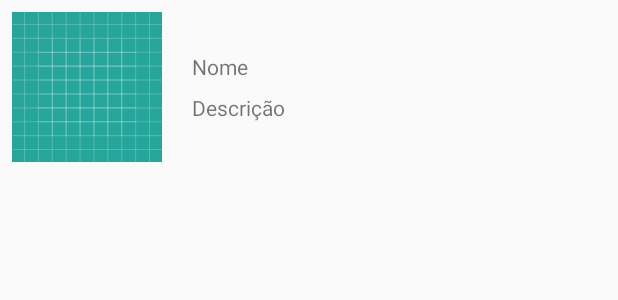
After one commit to railanxisto/cervejas, an Android app: the layout beer_item.xml on its own in the app's theme, with its tools: preview values and no code run, on a phone screen of 412 x 824 dp. The commit adds this screen. Shown: the top 300 px of the screen. Run offline under Robolectric (Android 15) with nearby library versions, the phone set to English and light mode, and no system bars.

Commit message:
Layout de cada item(Beer) da RecyclerView

```diff
--- /dev/null
+++ b/app/src/main/res/layout/beer_item.xml
@@ -0,0 +1,60 @@
+<LinearLayout xmlns:android="http://schemas.android.com/apk/res/android"
+    xmlns:app="http://schemas.android.com/apk/res-auto"
+    android:layout_width="match_parent"
+    android:layout_height="wrap_content"
+    android:clickable="false">
+
+    <android.support.constraint.ConstraintLayout
+        android:id="@+id/itemCharacterConstraintLayout"
+        android:layout_width="match_parent"
+        android:layout_height="wrap_content"
+        android:padding="8dp">
+
+        <ImageView
+            android:id="@+id/imageView"
+            android:layout_width="100dp"
+            android:layout_height="100sp"
+            android:src="@drawable/ic_launcher_background"
+            app:layout_constraintBottom_toBottomOf="parent"
+            app:layout_constraintEnd_toStartOf="@+id/layoutInformation"
+            app:layout_constraintHorizontal_bias="0.077"
+            app:layout_constraintStart_toStartOf="parent"
+            app:layout_constraintTop_toTopOf="parent" />
+
+        <LinearLayout
+            android:id="@+id/layoutInformation"
+            android:layout_width="wrap_content"
+            android:layout_height="match_parent"
+            android:orientation="vertical"
+            android:layout_marginStart="20dp"
+            app:layout_constraintLeft_toRightOf="@id/imageView"
+            app:layout_constraintBottom_toBottomOf="parent"
+            app:layout_constraintTop_toTopOf="parent">
+
+            <TextView
+                android:id="@+id/textViewNome"
+                android:layout_width="wrap_content"
+                android:layout_height="wrap_content"
+                android:layout_marginEnd="24dp"
+                android:maxLines="1"
+                android:text="@string/name"
+                app:layout_constraintEnd_toEndOf="parent"
+                app:layout_constraintTop_toTopOf="parent" />
+
+            <TextView
+                android:id="@+id/textViewIdGender"
+                android:layout_width="wrap_content"
+                android:layout_height="wrap_content"
+                android:layout_marginTop="8dp"
+                android:maxLines="4"
+                android:text="@string/description"
+                app:layout_constraintEnd_toEndOf="@+id/textViewIdHeight"
+                app:layout_constraintHorizontal_bias="0.0"
+                app:layout_constraintStart_toStartOf="@+id/textViewIdHeight"
+                app:layout_constraintTop_toBottomOf="@+id/textViewIdHeight" />
+
+        </LinearLayout>
+
+    </android.support.constraint.ConstraintLayout>
+
+</LinearLayout>
--- a/app/src/main/res/values/strings.xml
+++ b/app/src/main/res/values/strings.xml
@@ -1,3 +1,5 @@
 <resources>
     <string name="app_name">cervejas</string>
+    <string name="name">Nome</string>
+    <string name="description">Descrição</string>
 </resources>
--- a/app/src/main/res/values/styles.xml
+++ b/app/src/main/res/values/styles.xml
@@ -1,11 +1,12 @@
 <resources>
 
     <!-- Base application theme. -->
-    <style name="AppTheme" parent="Theme.AppCompat.Light.DarkActionBar">
-        <!-- Customize your theme here. -->
+    <style name="AppTheme" parent="Theme.AppCompat.DayNight.NoActionBar">
         <item name="colorPrimary">@color/colorPrimary</item>
         <item name="colorPrimaryDark">@color/colorPrimaryDark</item>
         <item name="colorAccent">@color/colorAccent</item>
+        <item name="android:textColorPrimary">@android:color/white</item>
+        <item name="android:textColorSecondary">@android:color/white</item>
     </style>
 
 </resources>
```
